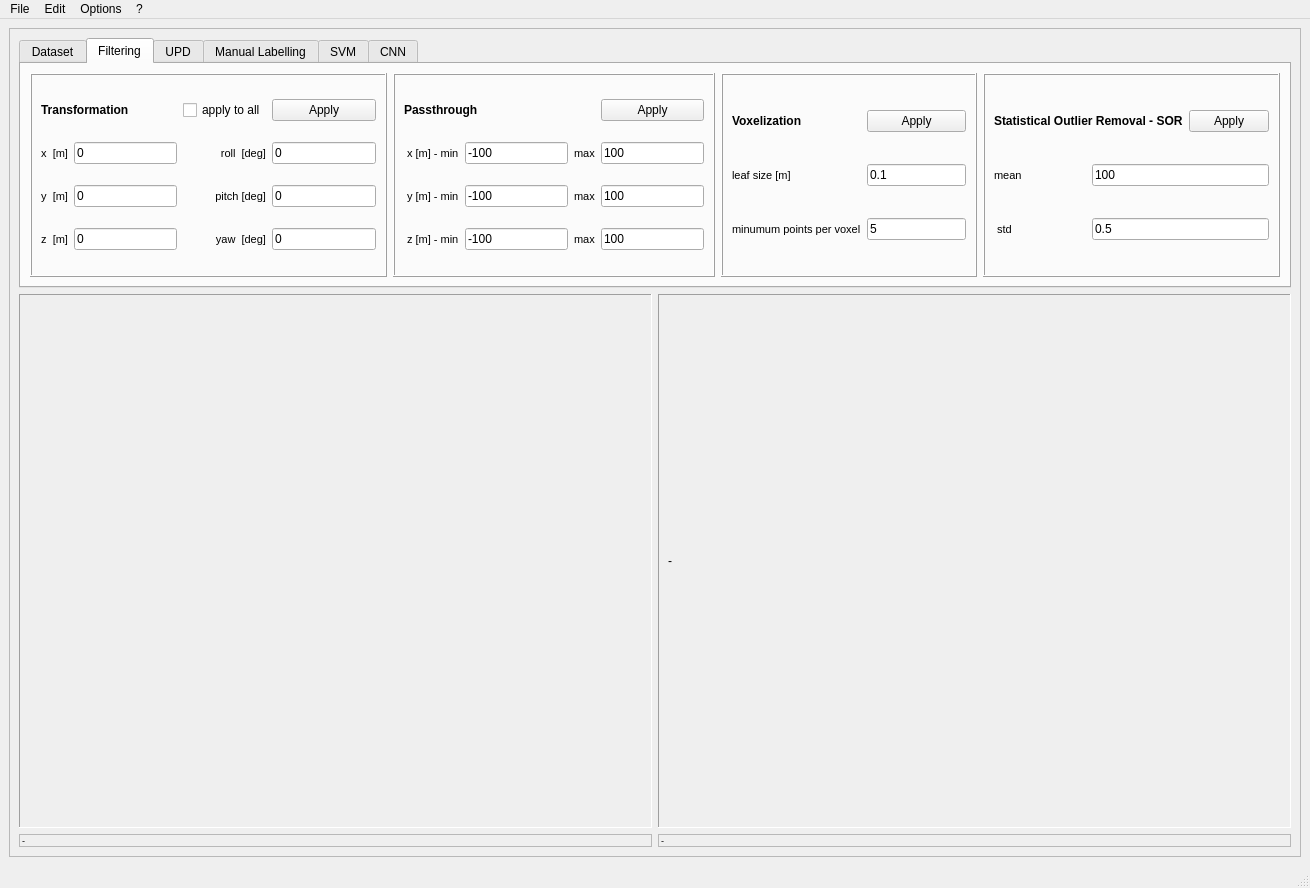
First picture: the form in apps/upd_DEMO/PCL_upd_DEMO.ui, repository bellonemauro/OpenTraversability, before the edit.
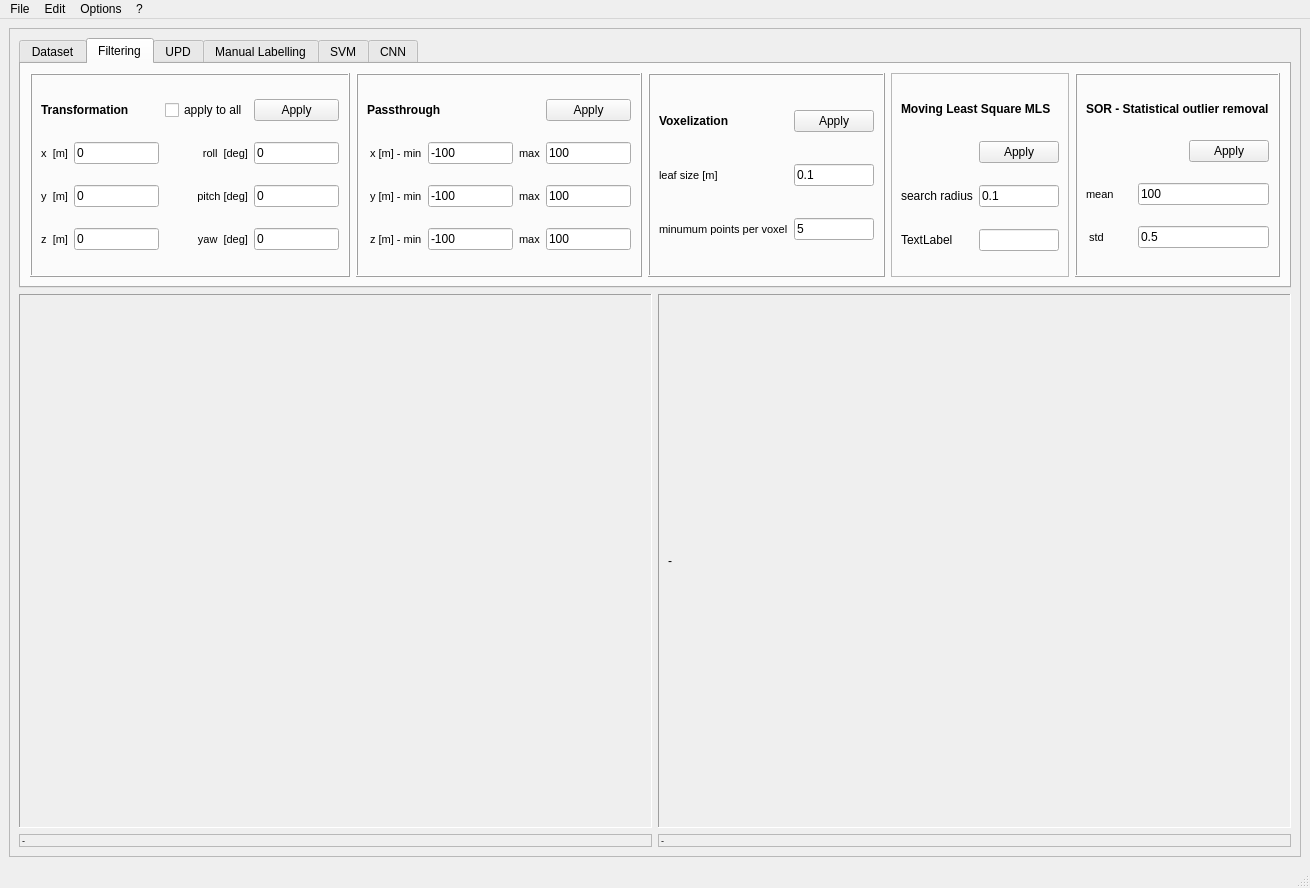
Second picture: the form after the edit. The open tabs and pages were chosen to show the change. Icons and pictures are not drawn. Custom widgets are drawn as their Qt base class.

Commit message: update ---- this version will not compile in visual studio anymoregit diff apps/upd_DEMO/PCL_upd_DEMO_CNN.cpp!

The edit to the form file:
```diff
--- a/apps/upd_DEMO/PCL_upd_DEMO.ui
+++ b/apps/upd_DEMO/PCL_upd_DEMO.ui
@@ -192,7 +192,91 @@
               <string>Filtering</string>
              </attribute>
              <layout class="QGridLayout" name="gridLayout_4">
-              <item row="0" column="1">
+              <item row="0" column="6">
+               <widget class="QFrame" name="frame_3">
+                <property name="frameShape">
+                 <enum>QFrame::Box</enum>
+                </property>
+                <property name="frameShadow">
+                 <enum>QFrame::Raised</enum>
+                </property>
+                <layout class="QGridLayout" name="gridLayout_7">
+                 <item row="3" column="1">
+                  <widget class="QLabel" name="label_13">
+                   <property name="font">
+                    <font>
+                     <pointsize>8</pointsize>
+                     <weight>50</weight>
+                     <italic>false</italic>
+                     <bold>false</bold>
+                    </font>
+                   </property>
+                   <property name="text">
+                    <string> std</string>
+                   </property>
+                  </widget>
+                 </item>
+                 <item row="3" column="2" colspan="2">
+                  <widget class="QLineEdit" name="lineEdit_outlierStd">
+                   <property name="text">
+                    <string>0.5</string>
+                   </property>
+                  </widget>
+                 </item>
+                 <item row="1" column="3">
+                  <widget class="QPushButton" name="pushButton_applySOR">
+                   <property name="text">
+                    <string>Apply</string>
+                   </property>
+                  </widget>
+                 </item>
+                 <item row="2" column="2" colspan="2">
+                  <widget class="QLineEdit" name="lineEdit_outlierMean">
+                   <property name="text">
+                    <string>100</string>
+                   </property>
+                  </widget>
+                 </item>
+                 <item row="2" column="1">
+                  <widget class="QLabel" name="label_12">
+                   <property name="font">
+                    <font>
+                     <pointsize>8</pointsize>
+                     <weight>50</weight>
+                     <italic>false</italic>
+                     <bold>false</bold>
+                    </font>
+                   </property>
+                   <property name="text">
+                    <string>mean</string>
+                   </property>
+                  </widget>
+                 </item>
+                 <item row="0" column="1" colspan="3">
+                  <widget class="QLabel" name="label_7">
+                   <property name="maximumSize">
+                    <size>
+                     <width>16777215</width>
+                     <height>20</height>
+                    </size>
+                   </property>
+                   <property name="font">
+                    <font>
+                     <pointsize>9</pointsize>
+                     <weight>75</weight>
+                     <italic>false</italic>
+                     <bold>true</bold>
+                    </font>
+                   </property>
+                   <property name="text">
+                    <string>SOR - Statistical outlier removal</string>
+                   </property>
+                  </widget>
+                 </item>
+                </layout>
+               </widget>
+              </item>
+              <item row="0" column="2">
                <widget class="QFrame" name="frame_5">
                 <property name="frameShape">
                  <enum>QFrame::Box</enum>
@@ -358,162 +442,6 @@
                 </layout>
                </widget>
               </item>
-              <item row="0" column="3">
-               <widget class="QFrame" name="frame_4">
-                <property name="frameShape">
-                 <enum>QFrame::Box</enum>
-                </property>
-                <property name="frameShadow">
-                 <enum>QFrame::Raised</enum>
-                </property>
-                <layout class="QGridLayout" name="gridLayout_5">
-                 <item row="0" column="2">
-                  <widget class="QPushButton" name="pushButton_applyVoxel">
-                   <property name="text">
-                    <string>Apply</string>
-                   </property>
-                  </widget>
-                 </item>
-                 <item row="2" column="2">
-                  <widget class="QLineEdit" name="lineEdit_leafSize">
-                   <property name="text">
-                    <string>0.1</string>
-                   </property>
-                  </widget>
-                 </item>
-                 <item row="3" column="1">
-                  <widget class="QLabel" name="label_30">
-                   <property name="font">
-                    <font>
-                     <pointsize>8</pointsize>
-                     <weight>50</weight>
-                     <italic>false</italic>
-                     <bold>false</bold>
-                    </font>
-                   </property>
-                   <property name="text">
-                    <string>minumum points per voxel</string>
-                   </property>
-                  </widget>
-                 </item>
-                 <item row="3" column="2">
-                  <widget class="QLineEdit" name="lineEdit_minPointsPerVoxel">
-                   <property name="text">
-                    <string>5</string>
-                   </property>
-                  </widget>
-                 </item>
-                 <item row="2" column="1">
-                  <widget class="QLabel" name="label_11">
-                   <property name="font">
-                    <font>
-                     <pointsize>8</pointsize>
-                     <weight>50</weight>
-                     <italic>false</italic>
-                     <bold>false</bold>
-                    </font>
-                   </property>
-                   <property name="text">
-                    <string>leaf size [m]</string>
-                   </property>
-                  </widget>
-                 </item>
-                 <item row="0" column="1">
-                  <widget class="QLabel" name="label_6">
-                   <property name="font">
-                    <font>
-                     <pointsize>9</pointsize>
-                     <weight>75</weight>
-                     <italic>false</italic>
-                     <bold>true</bold>
-                    </font>
-                   </property>
-                   <property name="text">
-                    <string>Voxelization</string>
-                   </property>
-                  </widget>
-                 </item>
-                </layout>
-               </widget>
-              </item>
-              <item row="0" column="4">
-               <widget class="QFrame" name="frame_3">
-                <property name="frameShape">
-                 <enum>QFrame::Box</enum>
-                </property>
-                <property name="frameShadow">
-                 <enum>QFrame::Raised</enum>
-                </property>
-                <layout class="QGridLayout" name="gridLayout_7">
-                 <item row="1" column="0">
-                  <widget class="QLabel" name="label_12">
-                   <property name="font">
-                    <font>
-                     <pointsize>8</pointsize>
-                     <weight>50</weight>
-                     <italic>false</italic>
-                     <bold>false</bold>
-                    </font>
-                   </property>
-                   <property name="text">
-                    <string>mean</string>
-                   </property>
-                  </widget>
-                 </item>
-                 <item row="2" column="0">
-                  <widget class="QLabel" name="label_13">
-                   <property name="font">
-                    <font>
-                     <pointsize>8</pointsize>
-                     <weight>50</weight>
-                     <italic>false</italic>
-                     <bold>false</bold>
-                    </font>
-                   </property>
-                   <property name="text">
-                    <string> std</string>
-                   </property>
-                  </widget>
-                 </item>
-                 <item row="0" column="0" colspan="2">
-                  <widget class="QLabel" name="label_7">
-                   <property name="font">
-                    <font>
-                     <pointsize>9</pointsize>
-                     <weight>75</weight>
-                     <italic>false</italic>
-                     <bold>true</bold>
-                    </font>
-                   </property>
-                   <property name="text">
-                    <string>Statistical Outlier Removal - SOR</string>
-                   </property>
-                  </widget>
-                 </item>
-                 <item row="0" column="2">
-                  <widget class="QPushButton" name="pushButton_applySOR">
-                   <property name="text">
-                    <string>Apply</string>
-                   </property>
-                  </widget>
-                 </item>
-                 <item row="1" column="1" colspan="2">
-                  <widget class="QLineEdit" name="lineEdit_outlierMean">
-                   <property name="text">
-                    <string>100</string>
-                   </property>
-                  </widget>
-                 </item>
-                 <item row="2" column="1" colspan="2">
-                  <widget class="QLineEdit" name="lineEdit_outlierStd">
-                   <property name="text">
-                    <string>0.5</string>
-                   </property>
-                  </widget>
-                 </item>
-                </layout>
-               </widget>
-              </item>
               <item row="0" column="0">
                <widget class="QFrame" name="frame_6">
                 <property name="maximumSize">
@@ -720,6 +648,154 @@
                 </layout>
                </widget>
               </item>
+              <item row="0" column="4">
+               <widget class="QFrame" name="frame_4">
+                <property name="frameShape">
+                 <enum>QFrame::Box</enum>
+                </property>
+                <property name="frameShadow">
+                 <enum>QFrame::Raised</enum>
+                </property>
+                <layout class="QGridLayout" name="gridLayout_5">
+                 <item row="0" column="2">
+                  <widget class="QPushButton" name="pushButton_applyVoxel">
+                   <property name="text">
+                    <string>Apply</string>
+                   </property>
+                  </widget>
+                 </item>
+                 <item row="2" column="2">
+                  <widget class="QLineEdit" name="lineEdit_leafSize">
+                   <property name="text">
+                    <string>0.1</string>
+                   </property>
+                  </widget>
+                 </item>
+                 <item row="3" column="1">
+                  <widget class="QLabel" name="label_30">
+                   <property name="font">
+                    <font>
+                     <pointsize>8</pointsize>
+                     <weight>50</weight>
+                     <italic>false</italic>
+                     <bold>false</bold>
+                    </font>
+                   </property>
+                   <property name="text">
+                    <string>minumum points per voxel</string>
+                   </property>
+                  </widget>
+                 </item>
+                 <item row="3" column="2">
+                  <widget class="QLineEdit" name="lineEdit_minPointsPerVoxel">
+                   <property name="text">
+                    <string>5</string>
+                   </property>
+                  </widget>
+                 </item>
+                 <item row="2" column="1">
+                  <widget class="QLabel" name="label_11">
+                   <property name="font">
+                    <font>
+                     <pointsize>8</pointsize>
+                     <weight>50</weight>
+                     <italic>false</italic>
+                     <bold>false</bold>
+                    </font>
+                   </property>
+                   <property name="text">
+                    <string>leaf size [m]</string>
+                   </property>
+                  </widget>
+                 </item>
+                 <item row="0" column="1">
+                  <widget class="QLabel" name="label_6">
+                   <property name="font">
+                    <font>
+                     <pointsize>9</pointsize>
+                     <weight>75</weight>
+                     <italic>false</italic>
+                     <bold>true</bold>
+                    </font>
+                   </property>
+                   <property name="text">
+                    <string>Voxelization</string>
+                   </property>
+                  </widget>
+                 </item>
+                </layout>
+               </widget>
+              </item>
+              <item row="0" column="5">
+               <widget class="QFrame" name="frame_10">
+                <property name="frameShape">
+                 <enum>QFrame::StyledPanel</enum>
+                </property>
+                <property name="frameShadow">
+                 <enum>QFrame::Raised</enum>
+                </property>
+                <layout class="QGridLayout" name="gridLayout_18">
+                 <item row="1" column="1">
+                  <widget class="QPushButton" name="pushButton_mls">
+                   <property name="text">
+                    <string>Apply</string>
+                   </property>
+                  </widget>
+                 </item>
+                 <item row="3" column="1">
+                  <widget class="QLineEdit" name="lineEdit_2"/>
+                 </item>
+                 <item row="2" column="1">
+                  <widget class="QLineEdit" name="lineEdit_searchMLS">
+                   <property name="text">
+                    <string>0.1</string>
+                   </property>
+                  </widget>
+                 </item>
+                 <item row="2" column="0">
+                  <widget class="QLabel" name="label_50">
+                   <property name="text">
+                    <string>search radius</string>
+                   </property>
+                  </widget>
+                 </item>
+                 <item row="3" column="0">
+                  <widget class="QLabel" name="label_51">
+                   <property name="text">
+                    <string>TextLabel</string>
+                   </property>
+                  </widget>
+                 </item>
+                 <item row="0" column="0" colspan="2">
+                  <widget class="QLabel" name="label_49">
+                   <property name="minimumSize">
+                    <size>
+                     <width>0</width>
+                     <height>0</height>
+                    </size>
+                   </property>
+                   <property name="maximumSize">
+                    <size>
+                     <width>16777215</width>
+                     <height>20</height>
+                    </size>
+                   </property>
+                   <property name="font">
+                    <font>
+                     <pointsize>9</pointsize>
+                     <weight>75</weight>
+                     <italic>false</italic>
+                     <bold>true</bold>
+                    </font>
+                   </property>
+                   <property name="text">
+                    <string>Moving Least Square MLS</string>
+                   </property>
+                  </widget>
+                 </item>
+                </layout>
+               </widget>
+              </item>
              </layout>
             </widget>
             <widget class="QWidget" name="UPD">
```
Left out of the diff: 148 changed lines with no effect on the pictures. The commit also changes 9 other files.
